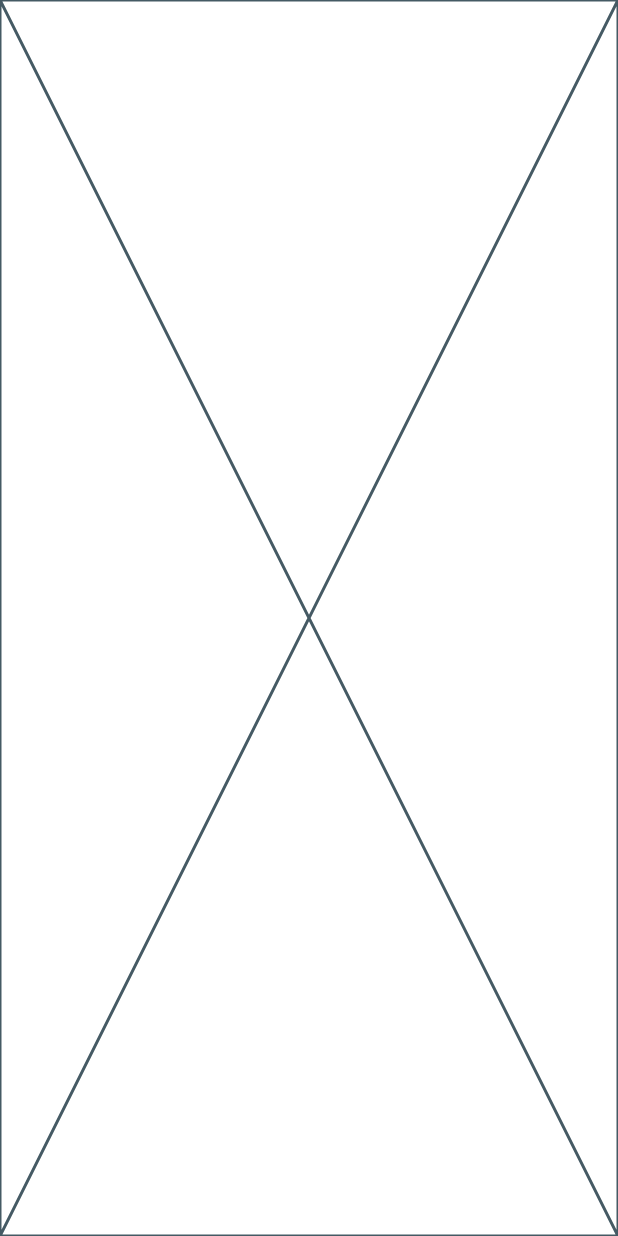
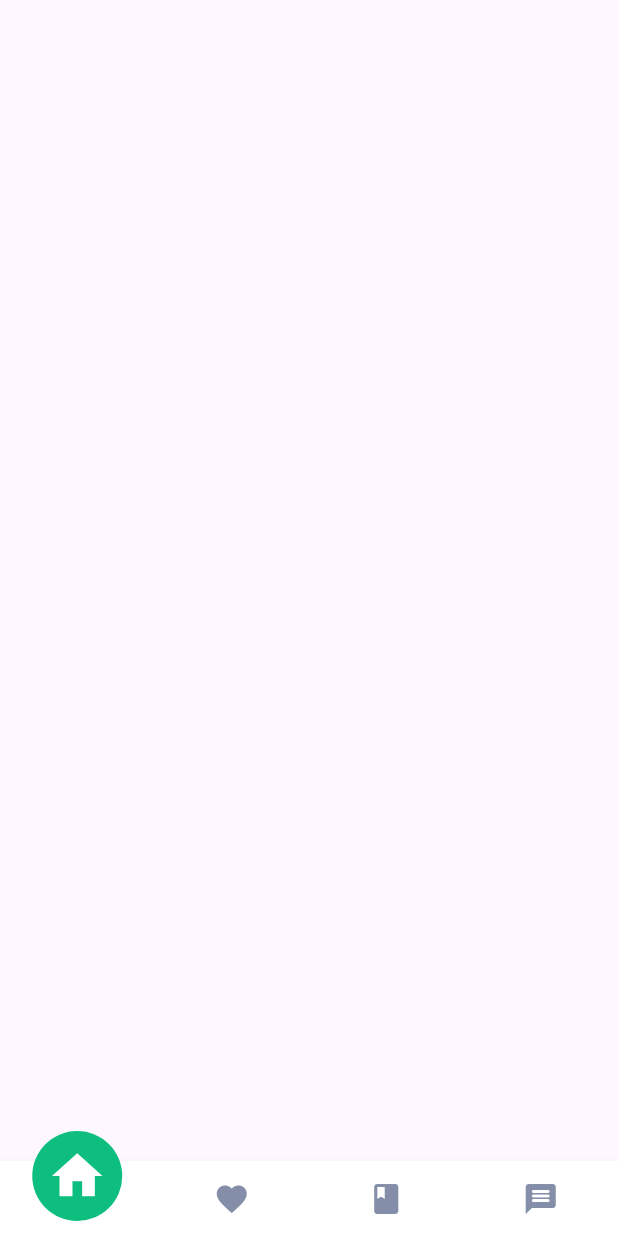
Before and after one commit to mano299/DoctorApp, a Flutter app: the screen it shows after launch, after a tap on "Get Started", on a phone screen of 412 x 824 dp. Run offline on Flutter 3.47's test engine with Material 3 defaults, Android fonts, the phone set to English and light mode, and no system bars; drawn by our look-alikes of convex_bottom_bar; our stand-ins replace flutter_svg.

Commit message:
create bottom navigation bar

```diff
--- a/lib/features/home/presentation/views/home_view.dart
+++ b/lib/features/home/presentation/views/home_view.dart
@@ -1,3 +1,4 @@
+import 'package:convex_bottom_bar/convex_bottom_bar.dart';
 import 'package:flutter/material.dart';
 
 class HomeView extends StatelessWidget {
@@ -5,6 +6,19 @@ class HomeView extends StatelessWidget {
 
   @override
   Widget build(BuildContext context) {
-    return const Placeholder();
+    return Scaffold(
+        bottomNavigationBar: ConvexAppBar(
+      backgroundColor: Colors.white,
+      activeColor: Color(0xff0EBE7E),
+      color: Color(0xff858EA9),
+      curveSize: 0,
+      items: [
+        TabItem(icon: Icons.home),
+        TabItem(icon: Icons.favorite),
+        TabItem(icon: Icons.book),
+        TabItem(icon: Icons.message_rounded),
+      ],
+      onTap: (int i) => print('click index=$i'),
+    ));
   }
 }
--- a/pubspec.yaml
+++ b/pubspec.yaml
@@ -28,6 +28,7 @@ environment:
 # the latest version available on pub.dev. To see which dependencies have newer
 # versions available, run `flutter pub outdated`.
 dependencies:
+  convex_bottom_bar: ^3.2.0
   cupertino_icons: ^1.0.8
   flutter:
     sdk: flutter
```
Also changed, not shown: lib/features/home/presentation/views/widgets/home_view_body.dart (added, +10 -0 lines), pubspec.lock.
